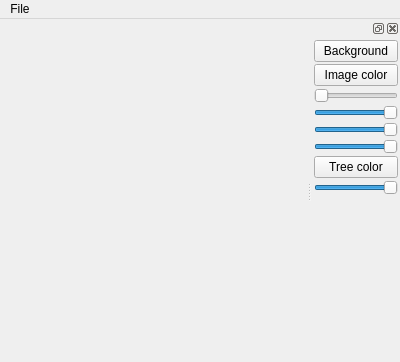
Above: QtGUIExample/mainwindow.ui from piotr-szczypinski/VesselTree before the change. Below: the same form after it.
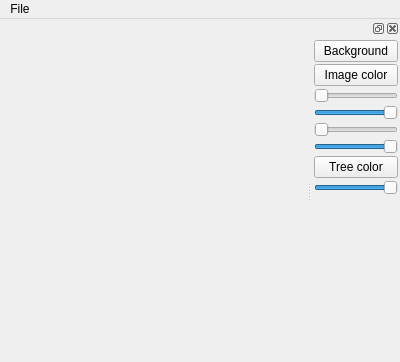
That is the form after the change.

```diff
--- a/QtGUIExample/mainwindow.ui
+++ b/QtGUIExample/mainwindow.ui
@@ -105,7 +105,7 @@
         <number>128</number>
        </property>
        <property name="value">
-        <number>1024</number>
+        <number>0</number>
        </property>
        <property name="orientation">
         <enum>Qt::Horizontal</enum>
```
Left out of the diff: 2 changed lines with no effect on the pictures.
